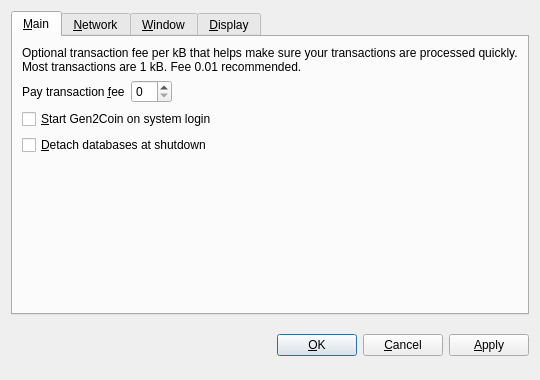
This is src/qt/forms/optionsdialog.ui in G2C/G2C as Qt 5 draws it before an edit. The edited form follows.
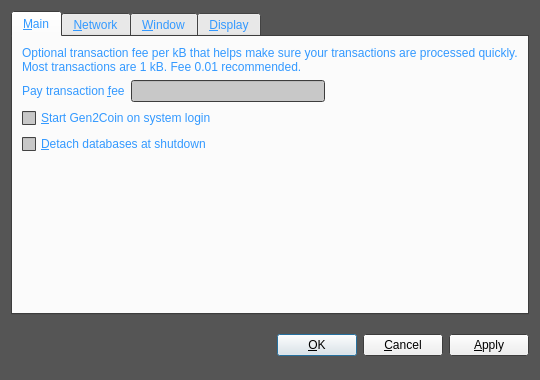
This is the edited form. The open tabs and pages were chosen to show the change. Custom widgets are drawn as their Qt base class.

Patch:
```diff
--- a/src/qt/forms/optionsdialog.ui
+++ b/src/qt/forms/optionsdialog.ui
@@ -10,6 +10,97 @@
     <height>380</height>
    </rect>
   </property>
+  <property name="palette">
+   <palette>
+    <active>
+     <colorrole role="WindowText">
+      <brush brushstyle="SolidPattern">
+       <color alpha="255">
+        <red>51</red>
+        <green>153</green>
+        <blue>255</blue>
+       </color>
+      </brush>
+     </colorrole>
+     <colorrole role="Base">
+      <brush brushstyle="SolidPattern">
+       <color alpha="255">
+        <red>200</red>
+        <green>200</green>
+        <blue>200</blue>
+       </color>
+      </brush>
+     </colorrole>
+     <colorrole role="Window">
+      <brush brushstyle="SolidPattern">
+       <color alpha="255">
+        <red>85</red>
+        <green>85</green>
+        <blue>85</blue>
+       </color>
+      </brush>
+     </colorrole>
+    </active>
+    <inactive>
+     <colorrole role="WindowText">
+      <brush brushstyle="SolidPattern">
+       <color alpha="255">
+        <red>51</red>
+        <green>153</green>
+        <blue>255</blue>
+       </color>
+      </brush>
+     </colorrole>
+     <colorrole role="Base">
+      <brush brushstyle="SolidPattern">
+       <color alpha="255">
+        <red>200</red>
+        <green>200</green>
+        <blue>200</blue>
+       </color>
+      </brush>
+     </colorrole>
+     <colorrole role="Window">
+      <brush brushstyle="SolidPattern">
+       <color alpha="255">
+        <red>85</red>
+        <green>85</green>
+        <blue>85</blue>
+       </color>
+      </brush>
+     </colorrole>
+    </inactive>
+    <disabled>
+     <colorrole role="WindowText">
+      <brush brushstyle="SolidPattern">
+       <color alpha="255">
+        <red>120</red>
+        <green>120</green>
+        <blue>120</blue>
+       </color>
+      </brush>
+     </colorrole>
+     <colorrole role="Base">
+      <brush brushstyle="SolidPattern">
+       <color alpha="255">
+        <red>85</red>
+        <green>85</green>
+        <blue>85</blue>
+       </color>
+      </brush>
+     </colorrole>
+     <colorrole role="Window">
+      <brush brushstyle="SolidPattern">
+       <color alpha="255">
+        <red>85</red>
+        <green>85</green>
+        <blue>85</blue>
+       </color>
+      </brush>
+     </colorrole>
+    </disabled>
+   </palette>
+  </property>
   <property name="windowTitle">
    <string>Options</string>
   </property>
@@ -447,19 +538,20 @@
  <customwidgets>
   <customwidget>
    <class>BitcoinAmountField</class>
-   <extends>QSpinBox</extends>
+   <extends>QLineEdit</extends>
    <header>bitcoinamountfield.h</header>
+   <container>1</container>
+  </customwidget>
+  <customwidget>
+   <class>QValidatedLineEdit</class>
+   <extends>QLineEdit</extends>
+   <header>qvalidatedlineedit.h</header>
   </customwidget>
   <customwidget>
    <class>QValueComboBox</class>
    <extends>QComboBox</extends>
    <header>qvaluecombobox.h</header>
   </customwidget>
-  <customwidget>
-   <class>QValidatedLineEdit</class>
-   <extends>QLineEdit</extends>
-   <header>qvalidatedlineedit.h</header>
-  </customwidget>
  </customwidgets>
  <resources/>
  <connections/>
```
Left out of the diff: 2 changed lines with no effect on the pictures.
